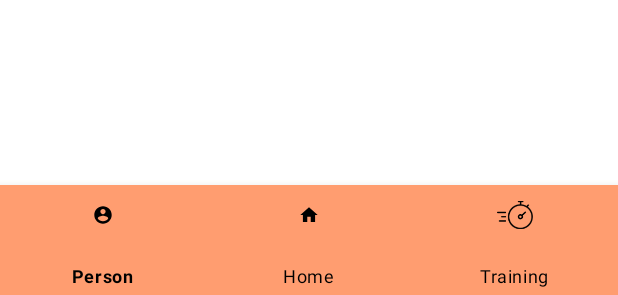
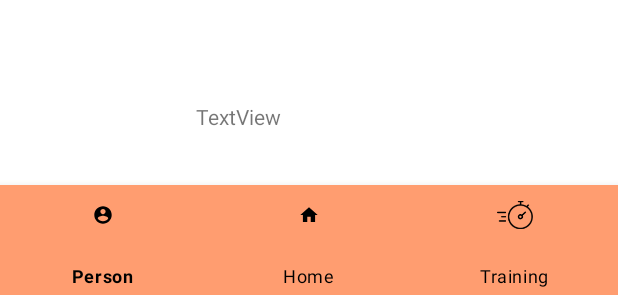
Before and after one commit to rikkewy/GPS_tracker, an Android app: the layout main.xml on its own in the app's theme, with its tools: preview values and no code run, on a phone screen of 412 x 824 dp. Shown: the part 938-1233 px from the top of the screen. Run offline under Robolectric (Android 15) with nearby library versions, the phone set to English and light mode, and no system bars; Roboto replaces fonts that are not available here.

Commit message:
recycleview не сработал

```diff
--- a/app/src/main/java/com/example/gpstracker/TrainingActivity.java
+++ b/app/src/main/java/com/example/gpstracker/TrainingActivity.java
@@ -76,7 +76,6 @@ public class TrainingActivity extends AppCompatActivity implements LocListenerIn
 
     private MapView mapView;
     private MapObjectCollection mapObjects;
-    private Map map;
     @NonNull private PlacemarkMapObject Now_Geoposition;
     @NonNull double shirota;
     @NonNull double longg;
@@ -88,8 +87,8 @@ public class TrainingActivity extends AppCompatActivity implements LocListenerIn
     private DatabaseReference mDatabase;
     public java.util.Map<String, Boolean> stars = new HashMap<>();
 
-    int countOfTraining = 1;
-    public String nameOfTraining = "";
+    public static int countOfTraining = 1;
+    public static String nameOfTraining = "";
 
 
     @SuppressLint("MissingPermission")
--- a/app/src/main/res/layout/main.xml
+++ b/app/src/main/res/layout/main.xml
@@ -7,6 +7,16 @@
     android:layout_height="match_parent"
     tools:context=".Main">
 
+    <!--<FrameLayout
+        android:id="@+id/flFragment"
+        android:layout_width="match_parent"
+        android:layout_height="0dp"
+        app:layout_constraintBottom_toTopOf="@+id/bottomNavigationView"
+        app:layout_constraintEnd_toEndOf="parent"
+        app:layout_constraintHorizontal_bias="0.5"
+        app:layout_constraintStart_toStartOf="parent"
+        app:layout_constraintTop_toTopOf="parent" /> -->
+
     <androidx.recyclerview.widget.RecyclerView
         android:id="@+id/list"
         android:layout_width="0dp"
@@ -14,18 +24,10 @@
 
         app:layoutManager="androidx.recyclerview.widget.LinearLayoutManager"
 
+        app:layout_constraintBottom_toTopOf="@+id/textView3"
+        app:layout_constraintHorizontal_bias="0.0"
         app:layout_constraintLeft_toLeftOf="parent"
         app:layout_constraintRight_toRightOf="parent"
-        app:layout_constraintTop_toTopOf="parent"
-        app:layout_constraintBottom_toBottomOf="parent"/>
-    <FrameLayout
-        android:id="@+id/flFragment"
-        android:layout_width="match_parent"
-        android:layout_height="0dp"
-        app:layout_constraintBottom_toTopOf="@+id/bottomNavigationView"
-        app:layout_constraintEnd_toEndOf="parent"
-        app:layout_constraintHorizontal_bias="0.5"
-        app:layout_constraintStart_toStartOf="parent"
         app:layout_constraintTop_toTopOf="parent" />
 
     <com.google.android.material.bottomnavigation.BottomNavigationView
@@ -40,4 +42,15 @@
         app:itemTextColor="@color/black"
         app:menu="@menu/bottom_nav_menu"/>
 
+    <TextView
+        android:id="@+id/textViewEx"
+        android:layout_width="150dp"
+        android:layout_height="wrap_content"
+        android:layout_marginBottom="36dp"
+        android:text="TextView"
+        app:layout_constraintBottom_toTopOf="@+id/bottomNavigationView"
+        app:layout_constraintEnd_toEndOf="parent"
+        app:layout_constraintHorizontal_bias="0.498"
+        app:layout_constraintStart_toStartOf="parent" />
+
 </androidx.constraintlayout.widget.ConstraintLayout>
```
Also changed, not shown: app/src/main/java/com/example/gpstracker/Main.java (+60 -7 lines), app/src/main/java/com/example/gpstracker/TrainingView.java (+4 -4 lines), app/src/main/java/com/example/gpstracker/TrainingViewAdapter.java (+37 -1 lines), app/src/main/res/layout/list_training.xml (+6 -6 lines).
